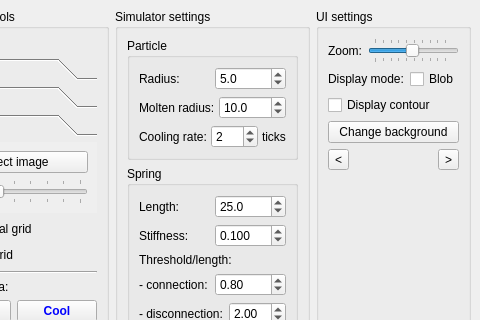
dantrag/spring_simulator, file simulator/ui/mainwindow.ui: the form before one commit; both pictures show x 166 to 646 and y 0 to 320 of the 646 by 703 pixel window.
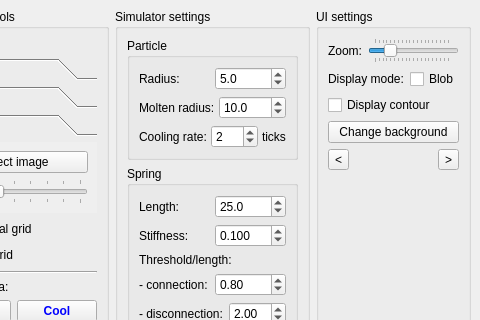
The form after the commit.

Diff of the .ui file:
```diff
--- a/simulator/ui/mainwindow.ui
+++ b/simulator/ui/mainwindow.ui
@@ -952,10 +952,16 @@
             <number>5</number>
            </property>
            <property name="maximum">
-            <number>200</number>
+            <number>1000</number>
+           </property>
+           <property name="singleStep">
+            <number>5</number>
+           </property>
+           <property name="pageStep">
+            <number>50</number>
            </property>
            <property name="value">
-            <number>100</number>
+            <number>200</number>
            </property>
            <property name="orientation">
             <enum>Qt::Horizontal</enum>
@@ -964,7 +970,7 @@
             <enum>QSlider::TicksBothSides</enum>
            </property>
            <property name="tickInterval">
-            <number>20</number>
+            <number>50</number>
            </property>
           </widget>
          </item>
```
